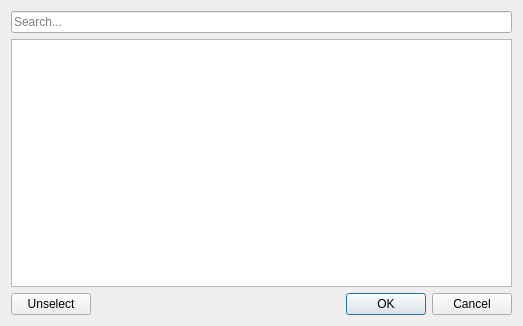
Qt form src/ui/asset_chooser.ui (LNDF/Element-Editor) before a commit.
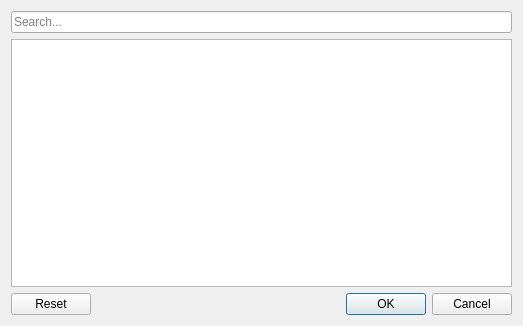
The same form after that commit.

Commit message: Improve the asset chooser dialog

```diff
--- a/src/ui/asset_chooser.ui
+++ b/src/ui/asset_chooser.ui
@@ -52,38 +52,10 @@
     <widget class="QListView" name="assets"/>
    </item>
    <item>
-    <widget class="QWidget" name="buttonbar" native="true">
-     <layout class="QHBoxLayout" name="horizontalLayout">
-      <property name="spacing">
-       <number>0</number>
-      </property>
-      <property name="leftMargin">
-       <number>0</number>
-      </property>
-      <property name="topMargin">
-       <number>0</number>
-      </property>
-      <property name="rightMargin">
-       <number>0</number>
-      </property>
-      <property name="bottomMargin">
-       <number>0</number>
-      </property>
-      <item>
-       <widget class="QPushButton" name="unselect">
-        <property name="text">
-         <string>Unselect</string>
-        </property>
-       </widget>
-      </item>
-      <item>
-       <widget class="QDialogButtonBox" name="buttons">
-        <property name="standardButtons">
-         <set>QDialogButtonBox::Cancel|QDialogButtonBox::Ok</set>
-        </property>
-       </widget>
-      </item>
-     </layout>
+    <widget class="QDialogButtonBox" name="buttons">
+     <property name="standardButtons">
+      <set>QDialogButtonBox::Cancel|QDialogButtonBox::Ok|QDialogButtonBox::Reset</set>
+     </property>
     </widget>
    </item>
   </layout>
```
Left out of the diff: 35 changed lines with no effect on the pictures. The commit also changes 2 other files.
